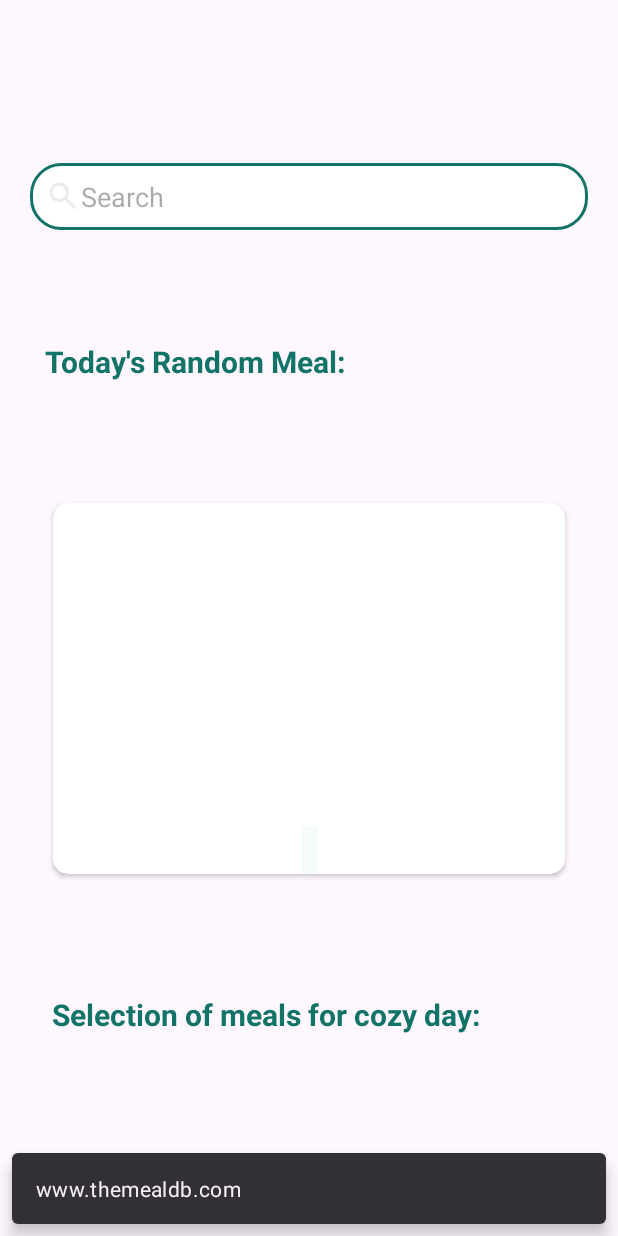
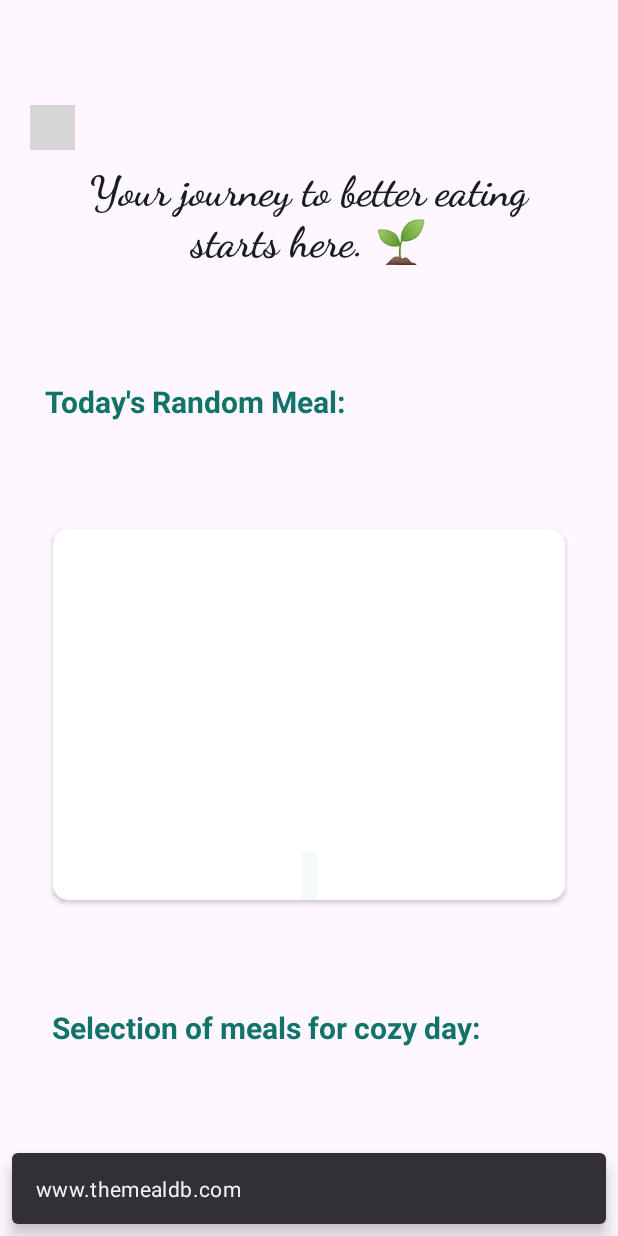
Before and after one commit to AbdullahRaed97/Tab5ty, an Android app: the CalendarFragment screen opened through its navigation route, in the side drawer, after a tap on "Home", on a phone screen of 412 x 824 dp. Run offline under Robolectric (Android 15) with nearby library versions, the phone set to English and light mode, and no system bars; our stand-ins replace Firebase (no records; nobody signed in at launch, a user with empty details on screens opened directly), Room's generated code, navigation-ui; pictures from the network do not load; grey boxes are pictures that could not be loaded.

Commit message:
adding calendar feature

```diff
--- a/app/src/main/java/com/example/tabty/common/view/MainActivity.java
+++ b/app/src/main/java/com/example/tabty/common/view/MainActivity.java
@@ -42,12 +42,14 @@ public class MainActivity extends AppCompatActivity {
                     navController.navigate(R.id.action_global_loginFragment);
                 }else if(itemId == R.id.menuFavourite){
                     navController.navigate(R.id.action_global_favouriteFragment3);
-                }else if(itemId== R.id.menuCalendar ){
+                }else if(itemId == R.id.menuCalendar ){
                     navController.navigate(R.id.action_global_calendarFragment);
-                }else if(itemId== R.id.menuProfile){
+                }else if(itemId == R.id.menuProfile){
                     navController.navigate(R.id.action_global_profileFragment);
-                }else if(itemId== R.id.menuHome){
+                }else if(itemId == R.id.menuHome){
                     navController.navigate(R.id.action_global_homeFragment);
+                }else if(itemId == R.id.menuSearch){
+                    navController.navigate(R.id.action_global_searchFragment);
                 }
                 mainDrawer.closeDrawer(GravityCompat.START);
                 return true;
--- a/app/src/main/java/com/example/tabty/home/view/HomeFragment.java
+++ b/app/src/main/java/com/example/tabty/home/view/HomeFragment.java
@@ -14,6 +14,7 @@ import android.view.LayoutInflater;
 import android.view.View;
 import android.view.ViewGroup;
 import android.widget.EditText;
+import android.widget.ImageButton;
 import android.widget.ImageView;
 import android.widget.TextView;
 
@@ -30,8 +31,7 @@ import com.google.android.material.snackbar.Snackbar;
 import java.util.List;
 
 public class HomeFragment extends Fragment implements OnImageClickedListener ,HomeView{
-
-    EditText searchbar;
+    ImageButton menuButton;
     ImageView randomMeal_iv;
     TextView instructionsText;
     RecyclerView recyclerView;
@@ -59,12 +59,13 @@ public class HomeFragment extends Fragment implements OnImageClickedListener ,Ho
     public void onViewCreated(@NonNull View view, @Nullable Bundle savedInstanceState) {
         super.onViewCreated(view, savedInstanceState);
         homeView=view;
-        searchbar=view.findViewById(R.id.searchBar);
         randomMeal_iv=view.findViewById(R.id.random_meal_iv);
         instructionsText=view.findViewById(R.id.home_instruction_tv);
         recyclerView=view.findViewById(R.id.home_recyclerView);
         randomMeal_title=view.findViewById(R.id.random_meal_tv);
         home_Instruction_tv=view.findViewById(R.id.home_instruction_tv);
+        menuButton=view.findViewById(R.id.homeMenuButton);
+
         LinearLayoutManager layoutManager = new LinearLayoutManager(getContext());
         recyclerView.setLayoutManager(layoutManager);
         layoutManager.setOrientation(GridLayoutManager.HORIZONTAL);
--- a/app/src/main/java/com/example/tabty/model/db/PlannedMealDao.java
+++ b/app/src/main/java/com/example/tabty/model/db/PlannedMealDao.java
@@ -2,10 +2,12 @@ package com.example.tabty.model.db;
 
 import androidx.lifecycle.LiveData;
 import androidx.room.Dao;
+import androidx.room.Delete;
 import androidx.room.Insert;
 import androidx.room.OnConflictStrategy;
 import androidx.room.Query;
 
+import java.time.LocalDate;
 import java.util.Date;
 import java.util.List;
 
@@ -14,5 +16,7 @@ public interface PlannedMealDao {
     @Insert(onConflict = OnConflictStrategy.NONE)
     public void insertPlannedMeal(PlannedMeal meal);
     @Query("select * from PlannedMeal where mealDate = :date")
-    public LiveData<List<PlannedMeal>>getAllPlannedMeal(Date date);
+    public LiveData<List<PlannedMeal>>getAllPlannedMeal(LocalDate date);
+    @Delete
+    public void deletePlannedMeal(PlannedMeal meal);
 }
--- a/app/src/main/res/layout/fragment_home.xml
+++ b/app/src/main/res/layout/fragment_home.xml
@@ -22,6 +22,7 @@
             app:layout_constraintHorizontal_bias="0.0"
             app:layout_constraintStart_toStartOf="parent" />
 
+
         <TextView
             android:id="@+id/todayMeal_tv"
             android:layout_width="wrap_content"
@@ -34,7 +35,7 @@
             android:textStyle="bold"
             app:layout_constraintBottom_toTopOf="@+id/home_cardView"
             app:layout_constraintStart_toStartOf="parent"
-            app:layout_constraintTop_toBottomOf="@id/searchBar" />
+            app:layout_constraintTop_toBottomOf="@id/homeWelcomeText" />
 
         <androidx.cardview.widget.CardView
             android:id="@+id/home_cardView"
@@ -98,20 +99,36 @@
             </androidx.constraintlayout.widget.ConstraintLayout>
         </androidx.cardview.widget.CardView>
 
-        <EditText
-            android:id="@+id/searchBar"
+        <TextView
+            android:id="@+id/homeWelcomeText"
             android:layout_width="0dp"
             android:layout_height="wrap_content"
             android:layout_marginHorizontal="20dp"
             android:layout_marginTop="50dp"
-            android:background="@drawable/corner_radius"
-            android:drawableStart="@drawable/search"
-            android:hint="Search"
             android:padding="10dp"
+            android:textColor="@color/onSurface"
+            android:fontFamily="cursive"
+            android:gravity="center"
+            android:textStyle="bold"
+            android:textSize="28sp"
+            android:text="@string/homeWelcome"
             app:layout_constraintBottom_toTopOf="@+id/todayMeal_tv"
             app:layout_constraintEnd_toEndOf="parent"
             app:layout_constraintStart_toStartOf="parent"
             app:layout_constraintTop_toTopOf="parent" />
+
+        <ImageButton
+            android:layout_width="30dp"
+            android:layout_height="30dp"
+            android:background="@drawable/menu"
+            android:backgroundTint="@color/Primary"
+            android:id="@+id/homeMenuButton"
+            android:layout_marginTop="70dp"
+            app:layout_constraintStart_toStartOf="parent"
+            android:layout_marginStart="20dp"
+            app:layout_constraintTop_toTopOf="parent"
+            tools:layout_editor_absoluteX="20dp"
+            tools:layout_editor_absoluteY="49dp" />
 
         <TextView
             android:id="@+id/textView"
--- a/app/src/main/res/menu/my_menu.xml
+++ b/app/src/main/res/menu/my_menu.xml
@@ -22,5 +22,8 @@
     <item android:title="@string/home"
         android:id="@+id/menuHome"
         android:icon="@drawable/home"/>
+    <item android:title="@string/searchMenu"
+        android:id="@+id/menuSearch"
+        android:icon="@drawable/search"/>
 
 </menu>
--- a/app/src/main/res/navigation/nav_graph.xml
+++ b/app/src/main/res/navigation/nav_graph.xml
@@ -100,4 +100,13 @@
         android:id="@+id/action_global_profileFragment"
         app:destination="@id/profileFragment"
         app:launchSingleTop="true" />
+    <fragment
+        android:id="@+id/searchFragment"
+        android:name="com.example.tabty.SearchFragment"
+        android:label="fragment_search"
+        tools:layout="@layout/fragment_search" />
+    <action
+        android:id="@+id/action_global_searchFragment"
+        app:destination="@id/searchFragment"
+        app:launchSingleTop="true" />
 </navigation>
--- a/app/src/main/res/values/strings.xml
+++ b/app/src/main/res/values/strings.xml
@@ -23,4 +23,6 @@
     <string name="warningMessage">Are you sure you want to delete this favourite meal ?</string>
     <string name="delete">Delete</string>
     <string name="welcomeCalendar">What’s cooking today? Check your Calendar! 🍳</string>
+    <string name="homeWelcome">Your journey to better eating starts here. 🌱</string>
+    <string name="searchMenu">Search</string>
 </resources>
```
Also changed, not shown: app/src/main/java/com/example/tabty/SearchFragment.java (added, +64 -0 lines), app/src/main/java/com/example/tabty/model/db/PlannedMealLocalDataSource.java (+20 -2 lines), app/src/main/res/layout/fragment_search.xml (added, +14 -0 lines).
